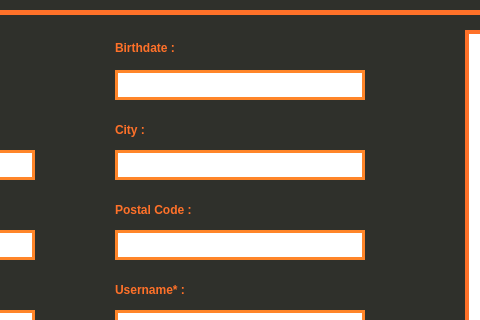
Pooryamn/QT_Shop, file DB_Shop/signup.ui: the form before one commit; both pictures show x 255 to 735 and y 0 to 320 of the 1000 by 720 pixel window.
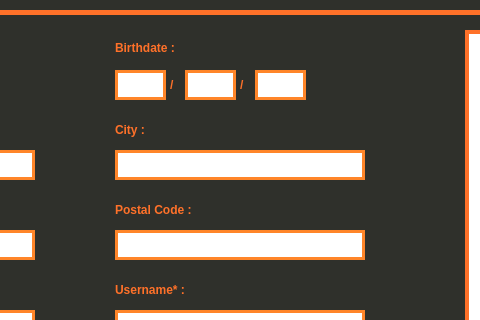
The form after the commit. Icons and pictures are not drawn.

What changed in the file:
```diff
--- a/DB_Shop/signup.ui
+++ b/DB_Shop/signup.ui
@@ -229,13 +229,25 @@
     <rect>
      <x>370</x>
      <y>70</y>
-     <width>250</width>
+     <width>51</width>
      <height>30</height>
     </rect>
    </property>
+   <property name="font">
+    <font>
+     <weight>75</weight>
+     <bold>true</bold>
+    </font>
+   </property>
    <property name="styleSheet">
     <string notr="true">border: 3px solid rgb(255, 133, 41)</string>
    </property>
+   <property name="text">
+    <string/>
+   </property>
+   <property name="alignment">
+    <set>Qt::AlignCenter</set>
+   </property>
   </widget>
   <widget class="QLabel" name="lbl_birth">
    <property name="geometry">
@@ -662,6 +674,100 @@
     <string>&amp;Verify</string>
    </property>
   </widget>
+  <widget class="QLineEdit" name="txt_month">
+   <property name="geometry">
+    <rect>
+     <x>440</x>
+     <y>70</y>
+     <width>51</width>
+     <height>30</height>
+    </rect>
+   </property>
+   <property name="font">
+    <font>
+     <weight>75</weight>
+     <bold>true</bold>
+    </font>
+   </property>
+   <property name="styleSheet">
+    <string notr="true">border: 3px solid rgb(255, 133, 41)</string>
+   </property>
+   <property name="text">
+    <string/>
+   </property>
+   <property name="alignment">
+    <set>Qt::AlignCenter</set>
+   </property>
+  </widget>
+  <widget class="QLabel" name="lbl_slah">
+   <property name="geometry">
+    <rect>
+     <x>425</x>
+     <y>75</y>
+     <width>16</width>
+     <height>20</height>
+    </rect>
+   </property>
+   <property name="font">
+    <font>
+     <weight>75</weight>
+     <bold>true</bold>
+    </font>
+   </property>
+   <property name="styleSheet">
+    <string notr="true">color: rgb(255, 113, 41);</string>
+   </property>
+   <property name="text">
+    <string>/</string>
+   </property>
+  </widget>
+  <widget class="QLabel" name="lbl_slah_2">
+   <property name="geometry">
+    <rect>
+     <x>495</x>
+     <y>75</y>
+     <width>16</width>
+     <height>20</height>
+    </rect>
+   </property>
+   <property name="font">
+    <font>
+     <weight>75</weight>
+     <bold>true</bold>
+    </font>
+   </property>
+   <property name="styleSheet">
+    <string notr="true">color: rgb(255, 113, 41);</string>
+   </property>
+   <property name="text">
+    <string>/</string>
+   </property>
+  </widget>
+  <widget class="QLineEdit" name="txt_day">
+   <property name="geometry">
+    <rect>
+     <x>510</x>
+     <y>70</y>
+     <width>51</width>
+     <height>30</height>
+    </rect>
+   </property>
+   <property name="font">
+    <font>
+     <weight>75</weight>
+     <bold>true</bold>
+    </font>
+   </property>
+   <property name="styleSheet">
+    <string notr="true">border: 3px solid rgb(255, 133, 41)</string>
+   </property>
+   <property name="text">
+    <string/>
+   </property>
+   <property name="alignment">
+    <set>Qt::AlignCenter</set>
+   </property>
+  </widget>
  </widget>
  <tabstops>
   <tabstop>radio_user</tabstop>
```
Left out of the diff: 4 changed lines with no effect on the pictures.
